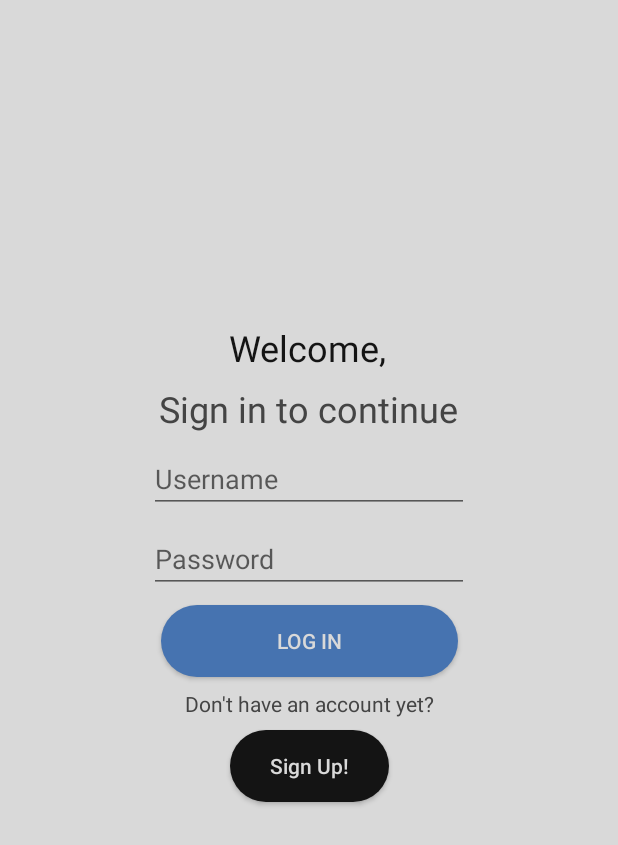
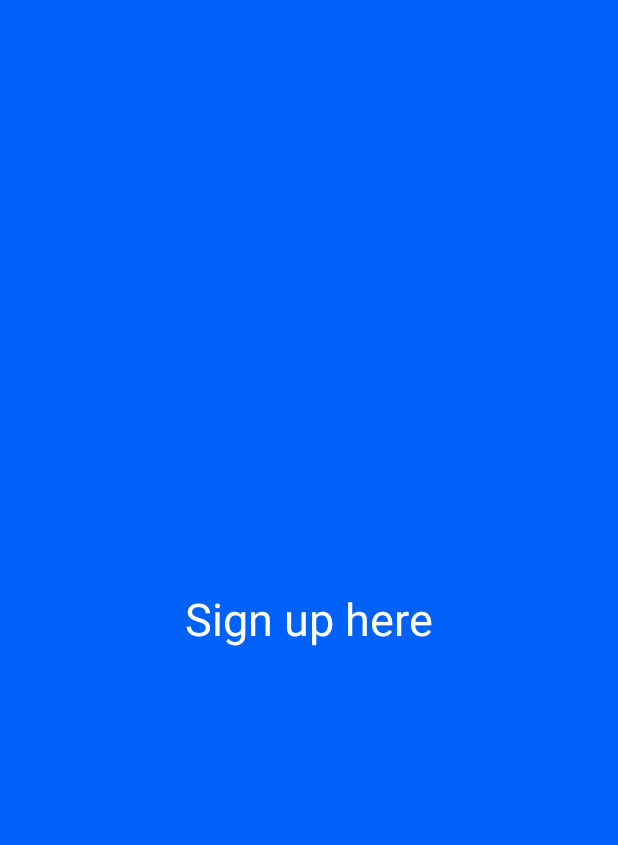
Before and after one commit to abouthugo/android-card-quiz-game, an Android app: the screen it shows after launch (MainActivity before the commit, SignUp after it), after a tap on "Sign Up!", on a phone screen of 412 x 824 dp. Shown: the top 845 px of the screen. Run offline under Robolectric (Android 15) with nearby library versions, the phone set to English and light mode, and no system bars.

```diff
--- a/app/build.gradle
+++ b/app/build.gradle
@@ -16,6 +16,10 @@ android {
             proguardFiles getDefaultProguardFile('proguard-android-optimize.txt'), 'proguard-rules.pro'
         }
     }
+    compileOptions {
+        sourceCompatibility = '1.8'
+        targetCompatibility = '1.8'
+    }
 }
 
 dependencies {
--- a/app/src/main/java/com/example/basiclogin/MainActivity.java
+++ b/app/src/main/java/com/example/basiclogin/MainActivity.java
@@ -1,5 +1,6 @@
 package com.example.basiclogin;
 
+import android.content.Intent;
 import android.graphics.drawable.Drawable;
 import android.support.v7.app.AppCompatActivity;
 import android.os.Bundle;
@@ -8,24 +9,28 @@ import android.widget.Button;
 
 public class MainActivity extends AppCompatActivity {
 
-  Button login_btn;
-  Button signup_btn;
+
   @Override
   protected void onCreate(Bundle savedInstanceState) {
     super.onCreate(savedInstanceState);
     setContentView(R.layout.activity_main);
-    login_btn = findViewById(R.id.login_btn);
-    signup_btn = findViewById(R.id.signup_btn);
+
+    configureButtons();
   }
 
-  // Signup-btn event handler
-  public void signUp(View view) {
+
+  protected void configureButtons() {
+    Button login_btn = findViewById(R.id.login_btn);
+    Button signup_btn = findViewById(R.id.signup_btn);
+
+    login_btn.setOnClickListener((View v) -> {
+      startActivity(new Intent(MainActivity.this, Login.class));
+    });
+
+    signup_btn.setOnClickListener((View v) -> {
+      startActivity(new Intent(MainActivity.this, SignUp.class));
+    });
 
   }
 
-
-  // Login-btn event handler
-  public void login(View view) {
-
-  }
 }
--- /dev/null
+++ b/app/src/main/java/com/example/basiclogin/SignUp.java
@@ -0,0 +1,13 @@
+package com.example.basiclogin;
+
+import android.support.v7.app.AppCompatActivity;
+import android.os.Bundle;
+
+public class SignUp extends AppCompatActivity {
+
+  @Override
+  protected void onCreate(Bundle savedInstanceState) {
+    super.onCreate(savedInstanceState);
+    setContentView(R.layout.activity_sign_up);
+  }
+}
--- a/app/src/main/res/drawable/btn_rounded_login.xml
+++ b/app/src/main/res/drawable/btn_rounded_login.xml
@@ -1,5 +1,5 @@
 <?xml version="1.0" encoding="utf-8"?>
 <shape xmlns:android="http://schemas.android.com/apk/res/android" android:shape="rectangle">
-  <corners android:radius="90dp"/>
+  <corners android:radius="2dp"/>
   <solid  android:color="@color/retro_blue"/>
 </shape>
--- a/app/src/main/res/drawable/btn_rounded_signup.xml
+++ b/app/src/main/res/drawable/btn_rounded_signup.xml
@@ -1,5 +1,6 @@
 <?xml version="1.0" encoding="utf-8"?>
 <shape xmlns:android="http://schemas.android.com/apk/res/android" android:shape="rectangle">
-  <corners android:radius="30dp"/>
-  <solid  android:color="@color/retro_black"/>
+  <stroke android:width="1dp" android:color="@color/retro_black"/>
+  <corners android:radius="2dp"/>
+  <solid  android:color="@color/pure_white"/>
 </shape>
--- a/app/src/main/res/layout/activity_main.xml
+++ b/app/src/main/res/layout/activity_main.xml
@@ -10,15 +10,15 @@
   <android.support.constraint.ConstraintLayout
     android:layout_width="match_parent"
     android:layout_height="match_parent"
-    android:background="@color/retro_white"
-    tools:context=".MainActivity"
+    android:background="@color/pure_white"
     android:descendantFocusability="beforeDescendants"
     android:focusableInTouchMode="true"
+    tools:context=".MainActivity"
     >
     <EditText
       android:id="@+id/editText"
-      android:layout_width="wrap_content"
-      android:layout_height="wrap_content"
+      android:layout_width="0dp"
+      android:layout_height="41dp"
       android:layout_marginTop="8dp"
       android:layout_marginStart="8dp"
       android:layout_marginEnd="8dp"
@@ -32,7 +32,7 @@
       app:layout_constraintTop_toBottomOf="@+id/textView2"/>
     <EditText
       android:id="@+id/editText2"
-      android:layout_width="wrap_content"
+      android:layout_width="0dp"
       android:layout_height="wrap_content"
       android:layout_marginTop="8dp"
       android:layout_marginStart="8dp"
@@ -57,7 +57,7 @@
       android:layout_marginRight="8dp"
       android:text="@string/login_msg"
       android:textColor="@color/retro_black"
-      android:textSize="24sp"
+      android:textSize="30sp"
       app:layout_constraintBottom_toBottomOf="parent"
       app:layout_constraintEnd_toEndOf="parent"
       app:layout_constraintHorizontal_bias="0.498"
@@ -82,8 +82,8 @@
       app:layout_constraintTop_toBottomOf="@+id/textView"/>
     <Button
       android:id="@+id/login_btn"
-      android:layout_width="198dp"
-      android:layout_height="48dp"
+      android:layout_width="0dp"
+      android:layout_height="wrap_content"
       android:layout_marginTop="8dp"
       android:layout_marginStart="8dp"
       android:layout_marginEnd="8dp"
@@ -96,8 +96,7 @@
       android:textColor="@color/retro_white"
       app:layout_constraintEnd_toEndOf="parent"
       app:layout_constraintStart_toStartOf="parent"
-      app:layout_constraintTop_toBottomOf="@+id/editText2"
-      android:onClick="login"/>
+      app:layout_constraintTop_toBottomOf="@+id/editText2"/>
     <TextView
       android:id="@+id/textView3"
       android:layout_width="wrap_content"
@@ -114,19 +113,18 @@
       app:layout_constraintTop_toBottomOf="@+id/login_btn"/>
     <Button
       android:id="@+id/signup_btn"
-      android:layout_width="106dp"
-      android:layout_height="48dp"
+      android:layout_width="200dp"
+      android:layout_height="0dp"
       android:layout_marginTop="8dp"
       android:layout_marginStart="8dp"
       android:layout_marginEnd="8dp"
       android:layout_marginLeft="8dp"
       android:layout_marginRight="8dp"
       android:background="@drawable/btn_rounded_signup"
-      android:onClick="signUp"
       android:clickable="true"
       android:text="@string/sign_up"
       android:textAllCaps="false"
-      android:textColor="@color/retro_white"
+      android:textColor="@color/retro_black"
       app:layout_constraintEnd_toEndOf="parent"
       app:layout_constraintStart_toStartOf="parent"
       app:layout_constraintTop_toBottomOf="@+id/textView3"/>
--- /dev/null
+++ b/app/src/main/res/layout/activity_sign_up.xml
@@ -0,0 +1,28 @@
+<?xml version="1.0" encoding="utf-8"?>
+<android.support.constraint.ConstraintLayout
+  xmlns:android="http://schemas.android.com/apk/res/android"
+  xmlns:app="http://schemas.android.com/apk/res-auto"
+  xmlns:tools="http://schemas.android.com/tools"
+  android:layout_width="match_parent"
+  android:layout_height="match_parent"
+  android:background="@color/retro_blue"
+  tools:context=".SignUp">
+
+  <TextView
+    android:id="@+id/textView5"
+    android:layout_width="wrap_content"
+    android:layout_height="wrap_content"
+    android:layout_marginTop="8dp"
+    android:layout_marginBottom="8dp"
+    android:layout_marginStart="8dp"
+    android:layout_marginEnd="8dp"
+    android:layout_marginLeft="8dp"
+    android:layout_marginRight="8dp"
+    android:text="Sign up here"
+    android:textColor="@color/pure_white"
+    android:textSize="30sp"
+    app:layout_constraintBottom_toBottomOf="parent"
+    app:layout_constraintEnd_toEndOf="parent"
+    app:layout_constraintStart_toStartOf="parent"
+    app:layout_constraintTop_toTopOf="parent"/>
+</android.support.constraint.ConstraintLayout>
--- a/app/src/main/res/values/colors.xml
+++ b/app/src/main/res/values/colors.xml
@@ -1,9 +1,10 @@
 <?xml version="1.0" encoding="utf-8"?>
 <resources>
   <color name="retro_red">#CF3030</color>
-  <color name="retro_blue">#4673B0</color>
+  <color name="retro_blue">#0061F9</color>
   <color name="retro_yellow">#E88A1A</color>
   <color name="retro_white">#D9D9D9</color>
+  <color name="pure_white">#FFFFFF</color>
   <color name="retro_black">#141414</color>
   <color name="retro_grey">#444444</color>
   <color name="Primary">#E88A1A</color>
--- a/app/src/main/res/values/strings.xml
+++ b/app/src/main/res/values/strings.xml
@@ -1,6 +1,6 @@
 <resources>
   <string name="app_name">Loginize</string>
-  <string name="login_msg">Welcome,</string>
+  <string name="login_msg">Welcome</string>
   <string name="login_sub_msg">Sign in to continue</string>
   <string name="log_in">Log in</string>
   <string name="sign_up_question">Don\'t have an account yet?</string>
```
Also changed, not shown: app/src/main/AndroidManifest.xml (+7 -1 lines), app/src/main/java/com/example/basiclogin/Login.java (added, +13 -0 lines), app/src/main/res/layout/activity_login.xml (added, +23 -0 lines).
